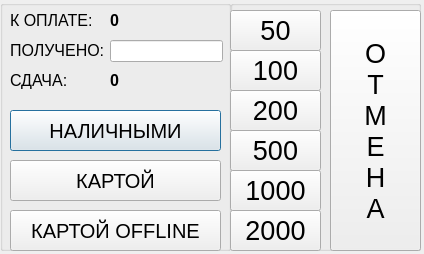
Old version of the form design/resources/pay.ui in the repository MarcusStill/PyMASL.
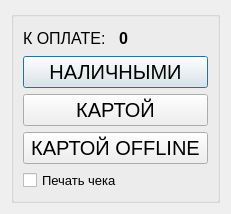
New version of the form.

Commit message: Changes. 1. Restored the payment form. 2. Changed the size of the progressbar.

```diff
--- a/design/resources/pay.ui
+++ b/design/resources/pay.ui
@@ -9,43 +9,21 @@
    <rect>
     <x>0</x>
     <y>0</y>
-    <width>424</width>
-    <height>254</height>
+    <width>231</width>
+    <height>214</height>
    </rect>
   </property>
-  <property name="minimumSize">
-   <size>
-    <width>10</width>
-    <height>10</height>
-   </size>
-  </property>
   <property name="windowTitle">
    <string>Оплата продажи</string>
   </property>
-  <property name="modal">
-   <bool>false</bool>
-  </property>
+  <layout class="QVBoxLayout" name="verticalLayout">
+   <item>
   <widget class="QGroupBox" name="groupBox">
-   <property name="geometry">
-    <rect>
-     <x>0</x>
-     <y>0</y>
-     <width>231</width>
-     <height>251</height>
-    </rect>
-   </property>
-   <property name="title">
-    <string/>
-   </property>
+     <layout class="QVBoxLayout" name="verticalLayoutGroup">
+      <item>
+       <layout class="QHBoxLayout" name="horizontalLayout_amount">
+        <item>
    <widget class="QLabel" name="label">
-    <property name="geometry">
-     <rect>
-      <x>10</x>
-      <y>10</y>
-      <width>81</width>
-      <height>21</height>
-     </rect>
-    </property>
     <property name="font">
      <font>
       <pointsize>12</pointsize>
@@ -55,33 +33,9 @@
      <string>К ОПЛАТЕ:</string>
     </property>
    </widget>
-   <widget class="QLabel" name="label_3">
-    <property name="geometry">
-     <rect>
-      <x>10</x>
-      <y>40</y>
-      <width>101</width>
-      <height>21</height>
-     </rect>
-    </property>
-    <property name="font">
-     <font>
-      <pointsize>12</pointsize>
-     </font>
-    </property>
-    <property name="text">
-     <string>ПОЛУЧЕНО:</string>
-    </property>
-   </widget>
+        </item>
+        <item>
    <widget class="QLabel" name="label_2">
-    <property name="geometry">
-     <rect>
-      <x>110</x>
-      <y>10</y>
-      <width>71</width>
-      <height>21</height>
-     </rect>
-    </property>
     <property name="font">
      <font>
       <pointsize>12</pointsize>
@@ -92,67 +46,23 @@
      <string>0</string>
     </property>
    </widget>
-   <widget class="QLineEdit" name="lineEdit">
-    <property name="geometry">
-     <rect>
-      <x>110</x>
-      <y>40</y>
-      <width>113</width>
-      <height>22</height>
-     </rect>
-    </property>
-    <property name="font">
-     <font>
-      <bold>true</bold>
-     </font>
-    </property>
-   </widget>
-   <widget class="QLabel" name="label_4">
-    <property name="geometry">
-     <rect>
-      <x>10</x>
-      <y>70</y>
-      <width>101</width>
-      <height>21</height>
-     </rect>
-    </property>
-    <property name="font">
-     <font>
-      <pointsize>12</pointsize>
-     </font>
-    </property>
-    <property name="text">
-     <string>СДАЧА:</string>
-    </property>
-   </widget>
+        </item>
+       </layout>
+      </item>
+      <item>
    <widget class="QPushButton" name="pushButton">
-    <property name="geometry">
-     <rect>
-      <x>10</x>
-      <y>110</y>
-      <width>211</width>
-      <height>41</height>
-     </rect>
-    </property>
     <property name="font">
      <font>
       <pointsize>15</pointsize>
-      <bold>false</bold>
      </font>
     </property>
     <property name="text">
      <string>НАЛИЧНЫМИ</string>
     </property>
    </widget>
+      </item>
+      <item>
    <widget class="QPushButton" name="pushButton_2">
-    <property name="geometry">
-     <rect>
-      <x>10</x>
-      <y>160</y>
-      <width>211</width>
-      <height>41</height>
-     </rect>
-    </property>
     <property name="font">
      <font>
       <pointsize>15</pointsize>
@@ -162,15 +72,9 @@
      <string>КАРТОЙ</string>
     </property>
    </widget>
+      </item>
+      <item>
    <widget class="QPushButton" name="pushButton_3">
-    <property name="geometry">
-     <rect>
-      <x>10</x>
-      <y>210</y>
-      <width>211</width>
-      <height>41</height>
-     </rect>
-    </property>
     <property name="font">
      <font>
       <pointsize>15</pointsize>
@@ -180,170 +84,23 @@
      <string>КАРТОЙ OFFLINE</string>
     </property>
    </widget>
-   <widget class="QLabel" name="label_9">
-    <property name="geometry">
-     <rect>
-      <x>110</x>
-      <y>70</y>
-      <width>101</width>
-      <height>21</height>
-     </rect>
-    </property>
+      </item>
+      <item>
+       <widget class="QCheckBox" name="checkBox">
     <property name="font">
      <font>
-      <pointsize>12</pointsize>
-      <bold>true</bold>
+          <pointsize>10</pointsize>
      </font>
     </property>
     <property name="text">
-     <string>0</string>
-    </property>
-   </widget>
-  </widget>
-  <widget class="QGroupBox" name="groupBox_2">
-   <property name="geometry">
-    <rect>
-     <x>230</x>
-     <y>0</y>
-     <width>191</width>
-     <height>251</height>
-    </rect>
-   </property>
-   <property name="title">
-    <string/>
-   </property>
-   <widget class="QPushButton" name="pushButton_4">
-    <property name="geometry">
-     <rect>
-      <x>0</x>
-      <y>10</y>
-      <width>91</width>
-      <height>41</height>
-     </rect>
-    </property>
-    <property name="font">
-     <font>
-      <pointsize>20</pointsize>
-     </font>
-    </property>
-    <property name="text">
-     <string>50</string>
-    </property>
-   </widget>
-   <widget class="QPushButton" name="pushButton_5">
-    <property name="geometry">
-     <rect>
-      <x>0</x>
-      <y>50</y>
-      <width>91</width>
-      <height>41</height>
-     </rect>
-    </property>
-    <property name="font">
-     <font>
-      <pointsize>20</pointsize>
-     </font>
-    </property>
-    <property name="text">
-     <string>100</string>
-    </property>
-   </widget>
-   <widget class="QPushButton" name="pushButton_6">
-    <property name="geometry">
-     <rect>
-      <x>0</x>
-      <y>90</y>
-      <width>91</width>
-      <height>41</height>
-     </rect>
-    </property>
-    <property name="font">
-     <font>
-      <pointsize>20</pointsize>
-     </font>
-    </property>
-    <property name="text">
-     <string>200</string>
-    </property>
-   </widget>
-   <widget class="QPushButton" name="pushButton_7">
-    <property name="geometry">
-     <rect>
-      <x>0</x>
-      <y>130</y>
-      <width>91</width>
-      <height>41</height>
-     </rect>
-    </property>
-    <property name="font">
-     <font>
-      <pointsize>20</pointsize>
-     </font>
-    </property>
-    <property name="text">
-     <string>500</string>
-    </property>
-   </widget>
-   <widget class="QPushButton" name="pushButton_8">
-    <property name="geometry">
-     <rect>
-      <x>0</x>
-      <y>170</y>
-      <width>91</width>
-      <height>41</height>
-     </rect>
-    </property>
-    <property name="font">
-     <font>
-      <pointsize>20</pointsize>
-     </font>
-    </property>
-    <property name="text">
-     <string>1000</string>
-    </property>
-   </widget>
-   <widget class="QPushButton" name="pushButton_9">
-    <property name="geometry">
-     <rect>
-      <x>0</x>
-      <y>210</y>
-      <width>91</width>
-      <height>41</height>
-     </rect>
-    </property>
-    <property name="font">
-     <font>
-      <pointsize>20</pointsize>
-     </font>
-    </property>
-    <property name="text">
-     <string>2000</string>
-    </property>
-   </widget>
-   <widget class="QPushButton" name="pushButton_10">
-    <property name="geometry">
-     <rect>
-      <x>100</x>
-      <y>10</y>
-      <width>91</width>
-      <height>241</height>
-     </rect>
-    </property>
-    <property name="font">
-     <font>
-      <pointsize>20</pointsize>
-     </font>
-    </property>
-    <property name="text">
-     <string>О
-Т
-М
-Е
-Н
-А</string>
-    </property>
-   </widget>
-  </widget>
+         <string>Печать чека</string>
+        </property>
+       </widget>
+      </item>
+     </layout>
+    </widget>
+   </item>
+  </layout>
  </widget>
  <resources/>
  <connections/>
```
Left out of the diff: 2 changed lines with no effect on the pictures. Lines whose indentation alone changed are shown as unchanged. The commit also changes 2 other files.
